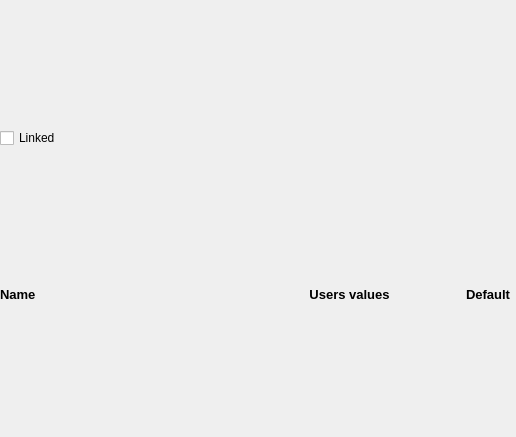
Above: ui/subpanel/pidparametersupdater/pidtuningpanel/PIDTuningPanel.ui from AeroQuad/AeroQuadConfiguratorPyQt before the change. Below: the same form after it.
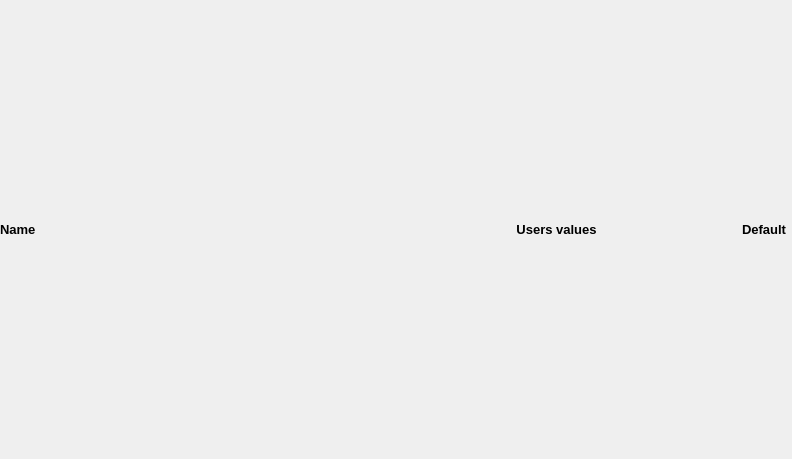
That is the form after the change.

What changed in the file:
```diff
--- a/ui/subpanel/pidparametersupdater/pidtuningpanel/PIDTuningPanel.ui
+++ b/ui/subpanel/pidparametersupdater/pidtuningpanel/PIDTuningPanel.ui
@@ -6,8 +6,8 @@
    <rect>
     <x>0</x>
     <y>0</y>
-    <width>516</width>
-    <height>437</height>
+    <width>792</width>
+    <height>459</height>
    </rect>
   </property>
   <property name="windowTitle">
@@ -25,13 +25,6 @@
     </layout>
    </item>
    <item row="0" column="0">
-    <widget class="QCheckBox" name="linked_check_box">
-     <property name="text">
-      <string>Linked</string>
-     </property>
-    </widget>
-   </item>
-   <item row="1" column="0">
     <layout class="QHBoxLayout" name="header_layout">
      <property name="spacing">
       <number>0</number>
```
Left out of the diff: 14 changed lines with no effect on the pictures.
